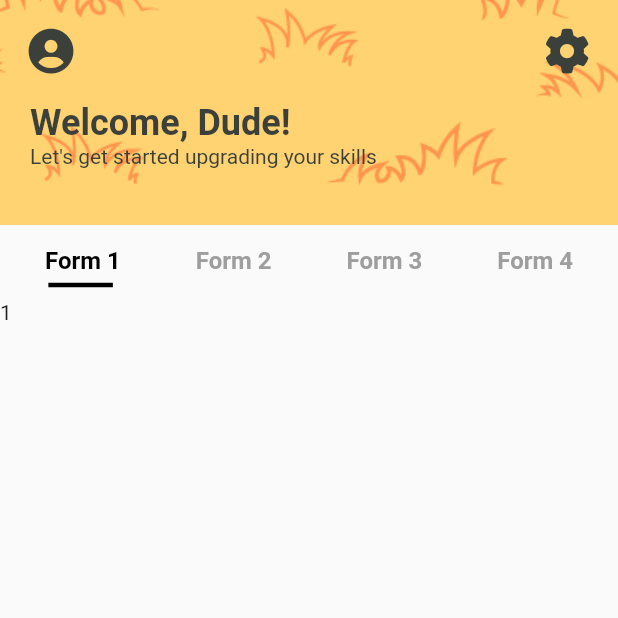
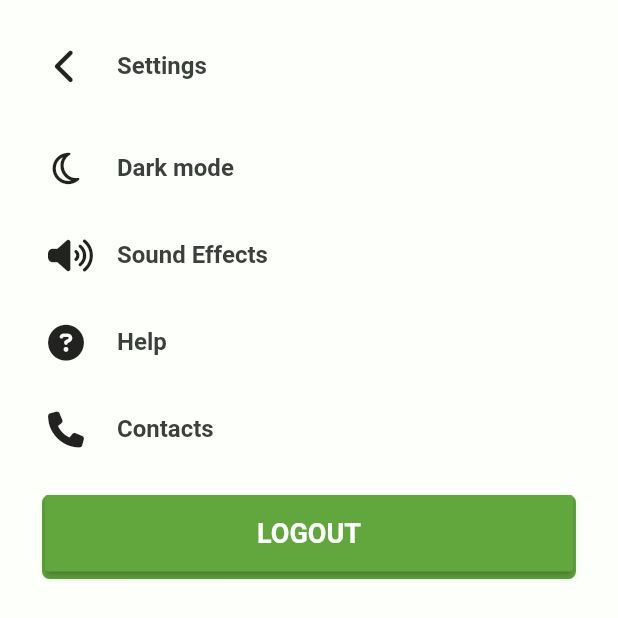
Before and after one commit to NxtGenLabs/math_geo, a Flutter app: the Classes screen opened by its route, after a tap on an icon or button, on a phone screen of 412 x 824 dp. Shown: the top 618 px of the screen. Run offline on Flutter 3.47's test engine with Material 2 defaults, Android fonts, the phone set to English and light mode, and no system bars; our stand-ins replace cloud_firestore, firebase_auth, flutter_swiper, font_awesome_flutter; accounts and stored records are empty; Roboto replaces fonts that are missing (Popins).

Commit message:
created settings page

```diff
--- a/lib/main.dart
+++ b/lib/main.dart
@@ -13,12 +13,14 @@ import 'package:math_geometry/pages/classes/Form%203/subjects/Mathematics/topics
 import 'package:math_geometry/pages/classes/classes.dart';
 import 'package:math_geometry/pages/landing.dart';
 import 'package:math_geometry/pages/profile/profile.dart';
+import 'package:math_geometry/pages/profile/settings.dart';
 
 void main() {
   runApp(MaterialApp(
     theme: ThemeData(primarySwatch: Colors.teal),
     home: LandingPage(),
     routes: {
+      './pages/profile/settings': (context) => const Settings(),
       './pages/profile/profile': (context) => const Profile(),
       './pages/classes/transformations': (context) => Transformations(),
       './pages/classes/classes': (context) => const Classes(),
--- a/lib/pages/classes/classes.dart
+++ b/lib/pages/classes/classes.dart
@@ -57,7 +57,10 @@ class Classes extends StatelessWidget {
                                   color: Color.fromARGB(255, 60, 64, 58),
                                   size: 30)),
                           IconButton(
-                              onPressed: () {},
+                              onPressed: () {
+                                Navigator.pushNamed(
+                                    context, './pages/profile/settings');
+                              },
                               icon: const Icon(FontAwesomeIcons.gear,
                                   size: 30,
                                   color: Color.fromARGB(255, 60, 64, 58))),
--- a/lib/pages/landing.dart
+++ b/lib/pages/landing.dart
@@ -37,7 +37,10 @@ class LandingPage extends StatelessWidget {
                                   color: Color.fromARGB(255, 60, 64, 58),
                                   size: 30)),
                           IconButton(
-                              onPressed: () {},
+                              onPressed: () {
+                                Navigator.pushNamed(
+                                    context, './pages/profile/settings');
+                              },
                               icon: const Icon(FontAwesomeIcons.gear,
                                   size: 30,
                                   color: Color.fromARGB(255, 60, 64, 58))),
--- /dev/null
+++ b/lib/pages/profile/settings.dart
@@ -0,0 +1,76 @@
+import 'package:flutter/material.dart';
+import 'package:font_awesome_flutter/font_awesome_flutter.dart';
+import 'package:math_geometry/widgets/actionButton.dart';
+
+import '../../themes/textStyles.dart';
+
+class Settings extends StatelessWidget {
+  const Settings({Key? key}) : super(key: key);
+
+  @override
+  Widget build(BuildContext context) {
+    return Scaffold(
+      backgroundColor: const Color.fromARGB(255, 252, 255, 250),
+      body: Padding(
+        padding: const EdgeInsets.symmetric(horizontal: 20),
+        child: Column(
+          children: [
+            Padding(
+              padding: const EdgeInsets.symmetric(vertical: 20),
+              child: Row(
+                children: [
+                  IconButton(
+                      onPressed: () {
+                        Navigator.pop(context);
+                      },
+                      icon: const Icon(FontAwesomeIcons.chevronLeft)),
+                  const SizedBox(width: 10),
+                  const Text("Settings", style: ThemeText.chapter)
+                ],
+              ),
+            ),
+            Row(
+              children: [
+                IconButton(
+                    onPressed: () {}, icon: const Icon(FontAwesomeIcons.moon)),
+                const SizedBox(width: 10),
+                const Text("Dark mode", style: ThemeText.chapter)
+              ],
+            ),
+            const SizedBox(height: 10),
+            Row(
+              children: [
+                IconButton(
+                    onPressed: () {},
+                    icon: const Icon(FontAwesomeIcons.volumeHigh)),
+                const SizedBox(width: 10),
+                const Text("Sound Effects", style: ThemeText.chapter)
+              ],
+            ),
+            const SizedBox(height: 10),
+            Row(
+              children: [
+                IconButton(
+                    onPressed: () {},
+                    icon: const Icon(FontAwesomeIcons.solidCircleQuestion)),
+                const SizedBox(width: 10),
+                const Text("Help", style: ThemeText.chapter)
+              ],
+            ),
+            const SizedBox(height: 10),
+            Row(
+              children: [
+                IconButton(
+                    onPressed: () {}, icon: const Icon(FontAwesomeIcons.phone)),
+                const SizedBox(width: 10),
+                const Text("Contacts", style: ThemeText.chapter)
+              ],
+            ),
+            const SizedBox(height: 20),
+            ActionButton(text: "LOGOUT", onPress: () {})
+          ],
+        ),
+      ),
+    );
+  }
+}
```
